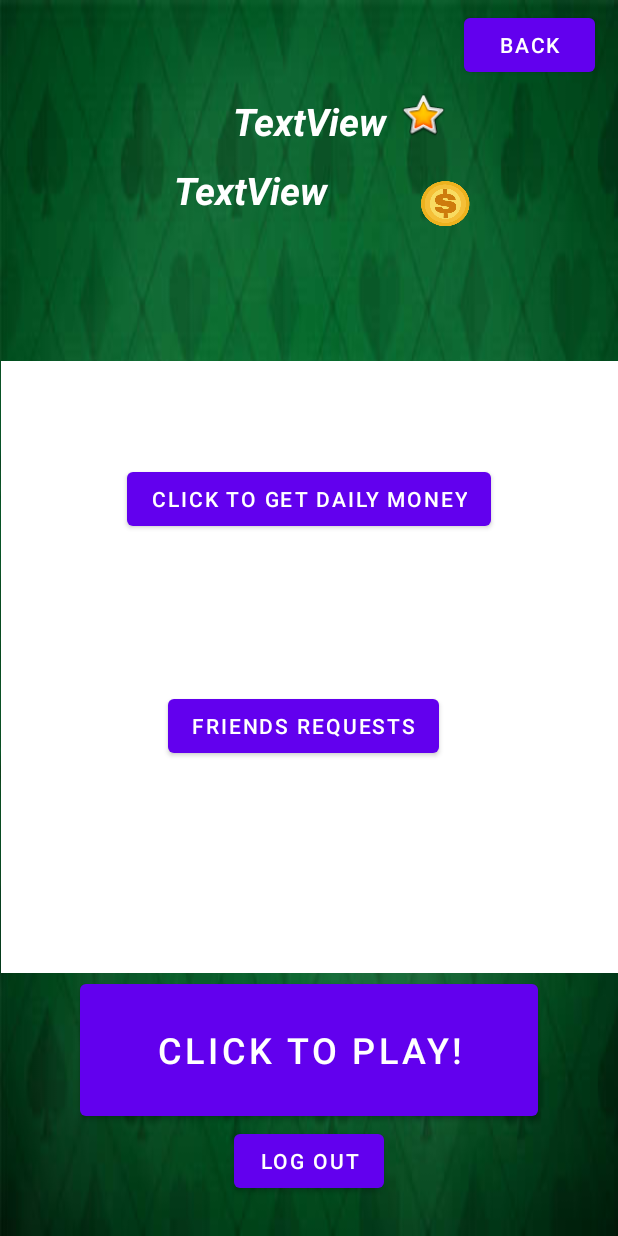
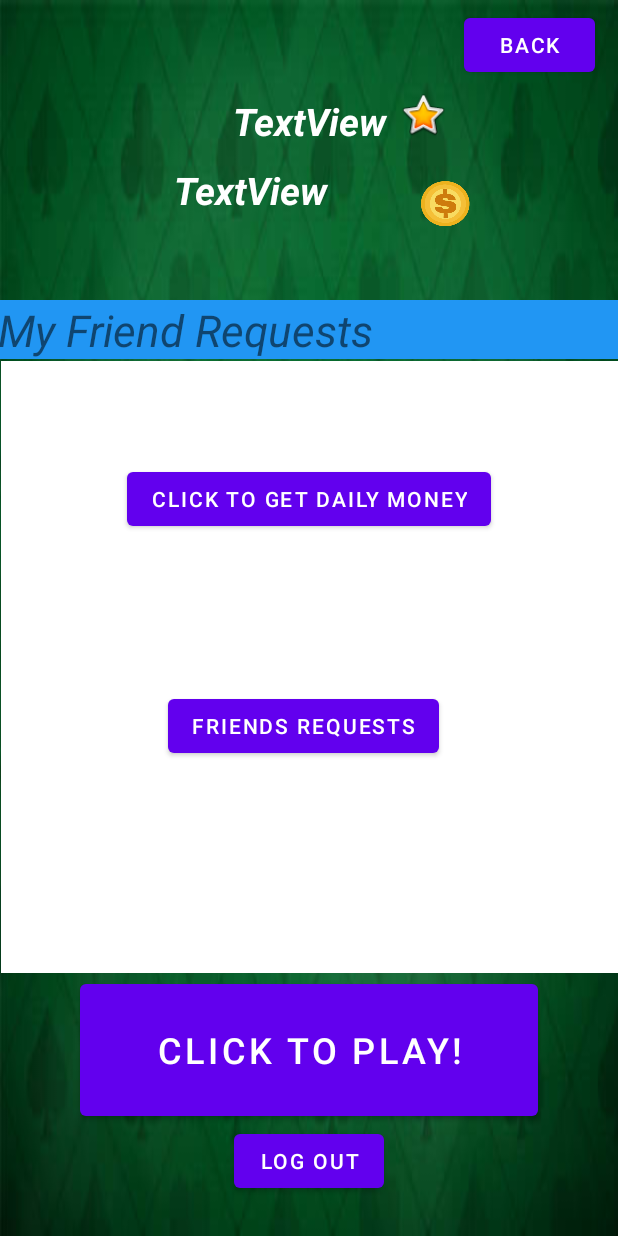
Before and after one commit to jacobsakran/Whist, an Android app: the layout activity_profile.xml on its own in the app's theme, with its tools: preview values and no code run, on a phone screen of 412 x 824 dp. Run offline under Robolectric (Android 15) with nearby library versions, the phone set to English and light mode, and no system bars.

Commit message:
add friend request

```diff
--- a/app/src/main/res/layout/activity_profile.xml
+++ b/app/src/main/res/layout/activity_profile.xml
@@ -144,5 +144,18 @@
         app:layout_constraintTop_toTopOf="parent"
         app:srcCompat="@android:drawable/btn_star_big_on" />
 
+    <TextView
+        android:id="@+id/MyFriendRequestsText"
+        android:layout_width="416dp"
+        android:layout_height="39dp"
+        android:layout_marginBottom="1dp"
+        android:background="#2196F3"
+        android:text="My Friend Requests"
+        android:textSize="29sp"
+        android:textStyle="italic"
+        app:layout_constraintBottom_toTopOf="@+id/requestLayoutProfile"
+        app:layout_constraintEnd_toEndOf="parent"
+        app:layout_constraintStart_toStartOf="parent" />
+
 
 </androidx.constraintlayout.widget.ConstraintLayout>
```
Also changed, not shown: app/src/main/java/com/example/whist20/InGame.java (+7 -6 lines), app/src/main/java/com/example/whist20/Node.java (+4 -3 lines), app/src/main/java/com/example/whist20/Profile.java (+14 -15 lines).
